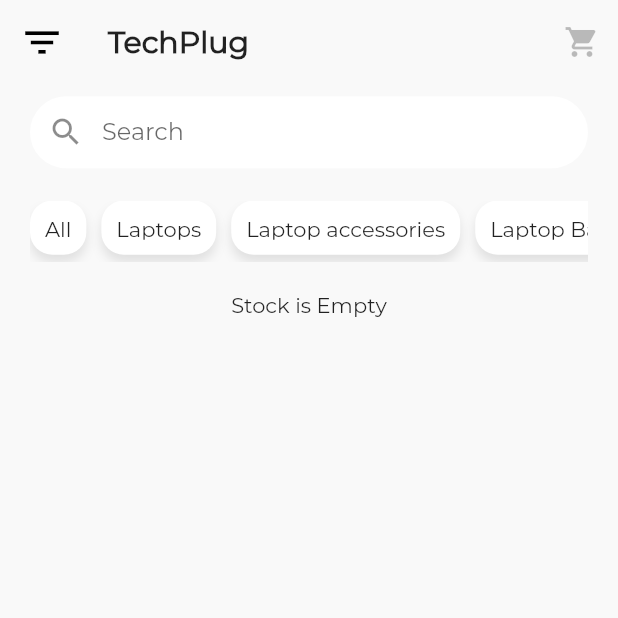
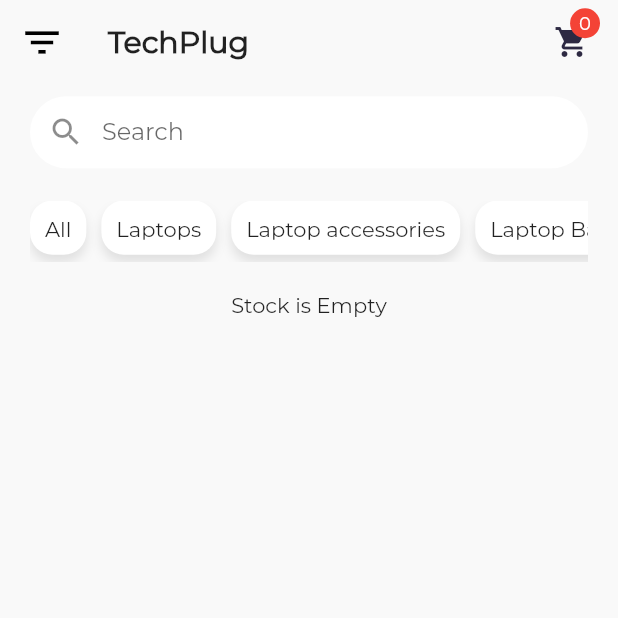
Before and after one commit to nixcode1/student_shop, a Flutter app: the screen it shows after launch, on a phone screen of 412 x 824 dp, the top half of it. Run offline on Flutter 3.47's test engine with Material 2 defaults, Android fonts, the phone set to English and light mode, and no system bars; our stand-ins replace cloud_firestore, firebase_core; accounts and stored records are empty.

Commit message:
added provider

```diff
--- a/lib/main.dart
+++ b/lib/main.dart
@@ -3,6 +3,7 @@ import 'package:flutter/material.dart';
 import 'package:flutter/services.dart';
 import 'package:provider/provider.dart';
 import 'package:student_shop/controllers/cart_controller.dart';
+import 'package:student_shop/ui/cart_screen.dart';
 import 'package:student_shop/ui/homapage.dart';
 
 void main() async {
@@ -44,7 +45,13 @@ class MyApp extends StatelessWidget {
           // closer together (more dense) than on mobile platforms.
           visualDensity: VisualDensity.adaptivePlatformDensity,
         ),
-        home: Homepage(),
+        initialRoute: '/',
+        routes: {
+          // When navigating to the "/" route, build the FirstScreen widget.
+          '/': (context) => Homepage(),
+          // When navigating to the "/second" route, build the SecondScreen widget.
+          '/cart': (context) => CartScreen(),
+        },
       ),
     );
   }
--- a/lib/ui/homapage.dart
+++ b/lib/ui/homapage.dart
@@ -1,9 +1,12 @@
 import 'package:cloud_firestore/cloud_firestore.dart';
 import 'package:flutter/material.dart';
+import 'package:student_shop/controllers/cart_controller.dart';
 import 'package:student_shop/models/product.dart';
 import 'package:student_shop/ui/product_detail.dart';
 import 'package:student_shop/ui/provider_test.dart';
 import 'package:student_shop/ui/test.dart';
+import 'package:provider/provider.dart';
+import 'package:student_shop/ui/widgets/cart_widget.dart';
 
 class Homepage extends StatefulWidget {
   @override
@@ -192,10 +195,7 @@ class _HomepageState extends State<Homepage> {
         leading: IconButton(
             icon: Icon(Icons.filter_list, size: 30), onPressed: _openDrawer),
         actions: [
-          IconButton(
-            icon: Icon(Icons.shopping_cart, color: Colors.black26),
-            onPressed: () {},
-          )
+          CartWidget()
         ],
       ),
       drawer: Drawer(
--- /dev/null
+++ b/lib/ui/widgets/cart_widget.dart
@@ -0,0 +1,40 @@
+import 'package:flutter/material.dart';
+import 'package:student_shop/controllers/cart_controller.dart';
+import 'package:provider/provider.dart';
+
+class CartWidget extends StatelessWidget {
+  @override
+  Widget build(BuildContext context) {
+    Size size = MediaQuery.of(context).size;
+    return Container(
+      margin: EdgeInsets.only(right: 10),
+      height: size.height * 0.008,
+      width: size.width * 0.1,
+      // decoration: BoxDecoration(
+      //   color: Color(0xFF2d2942),
+      //   shape: BoxShape.circle
+      // ),
+      child: Stack(
+        children: [
+          Align(
+            alignment: Alignment.center,
+            child: IconButton(
+                icon: Icon(Icons.shopping_cart, color: Color(0xFF2d2942)),
+                onPressed: () => Navigator.pushNamed(context, '/cart')),
+          ),
+          Align(
+            alignment: Alignment.topRight,
+            child: Container(
+              margin: EdgeInsets.all(2),
+              padding: EdgeInsets.all(6),
+              decoration:
+                  BoxDecoration(color: Colors.red, shape: BoxShape.circle),
+              child: Text("${context.watch<CartController>().count}",
+                  style: TextStyle(color: Colors.white, fontSize: 12)),
+            ),
+          )
+        ],
+      ),
+    );
+  }
+}
```
Also changed, not shown: lib/ui/cart_screen.dart (added, +23 -0 lines), lib/ui/product_detail.dart (+3 -29 lines), lib/ui/widgets/cart_list_widget.dart (added, +18 -0 lines).
